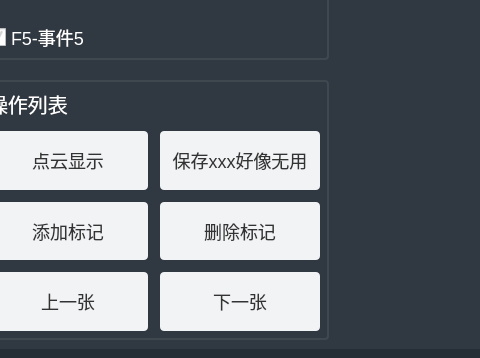
zhuzongdong123/ProcessingSoftware, file client/src/workarea/datamanager/annotationdatapage.ui: the form before one commit; both pictures show x 401 to 881 and y 310 to 668 of the 1171 by 668 pixel window.
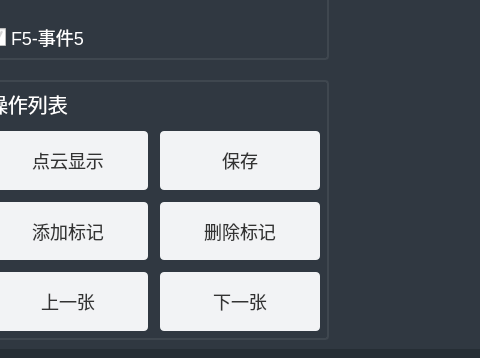
The form after the commit. Icons and pictures are not drawn. Custom widgets are drawn as their Qt base class.

Commit message: 事件保存到业务数据库中。支持多人对一个bag文件进行标注。

```diff
--- a/client/src/workarea/datamanager/annotationdatapage.ui
+++ b/client/src/workarea/datamanager/annotationdatapage.ui
@@ -514,7 +514,7 @@
                          </sizepolicy>
                         </property>
                         <property name="text">
-                         <string>保存xxx好像无用</string>
+                         <string>保存</string>
                         </property>
                        </widget>
                       </item>
```
Left out of the diff: 8 changed lines with no effect on the pictures. The commit also changes 38 other files.
